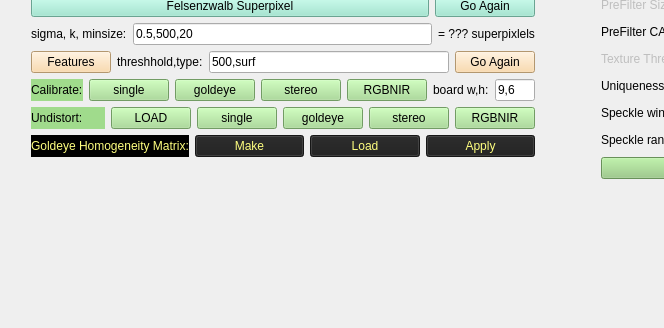
Qt form SegmentationHelper/mainwindow.ui (yudanaz/masterthesis) before a commit; both pictures show x 0 to 664 and y 183 to 511 of the 1072 by 511 pixel window.
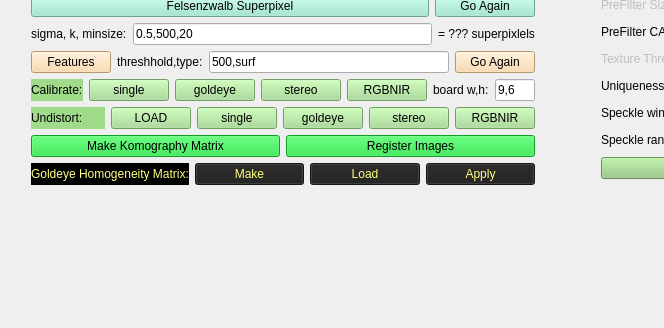
The same form after that commit.

```diff
--- a/SegmentationHelper/mainwindow.ui
+++ b/SegmentationHelper/mainwindow.ui
@@ -401,6 +401,30 @@
        </item>
       </layout>
      </item>
+     <item>
+      <layout class="QHBoxLayout" name="horizontalLayout_24">
+       <item>
+        <widget class="QPushButton" name="btn_makeHomographyMatrix">
+         <property name="styleSheet">
+          <string notr="true">background-color: rgb(20, 219, 50)</string>
+         </property>
+         <property name="text">
+          <string>Make Komography Matrix</string>
+         </property>
+        </widget>
+       </item>
+       <item>
+        <widget class="QPushButton" name="btn_registerImages">
+         <property name="styleSheet">
+          <string notr="true">background-color: rgb(20, 219, 50)</string>
+         </property>
+         <property name="text">
+          <string>Register Images</string>
+         </property>
+        </widget>
+       </item>
+      </layout>
+     </item>
      <item>
       <layout class="QHBoxLayout" name="horizontalLayout_21">
        <item>
```
Left out of the diff: 2 changed lines with no effect on the pictures.
